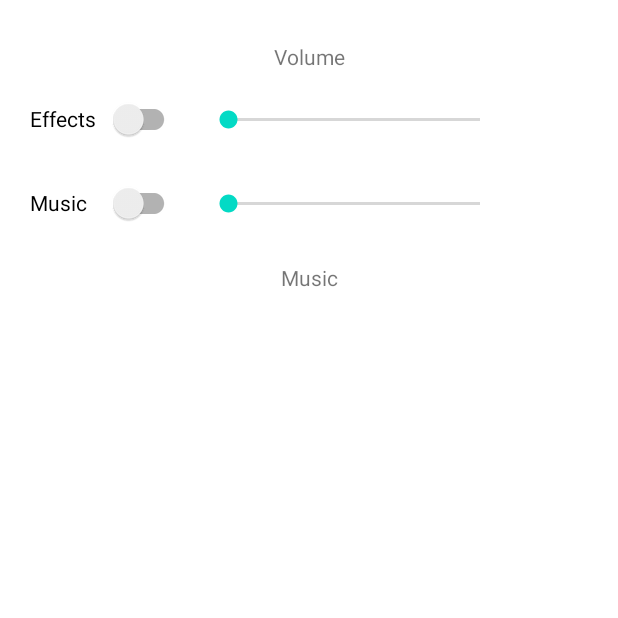
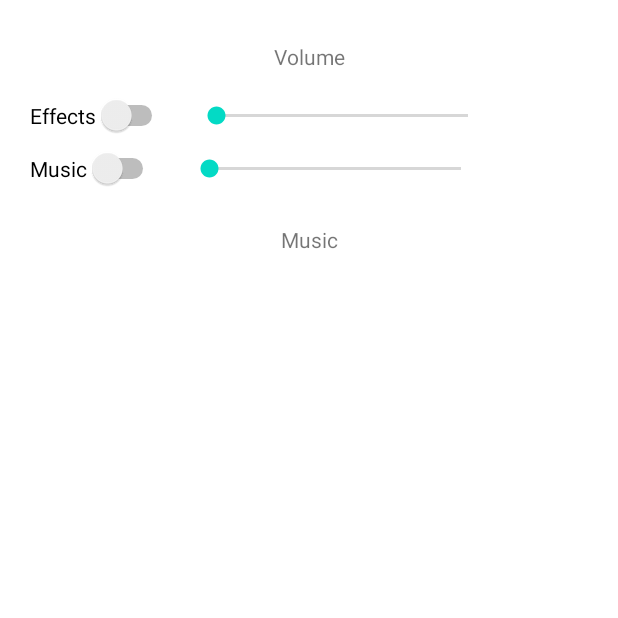
Before and after one commit to Appci11/Puzzle15, an Android app: the fragment SettingsTabSoundFragment shown on its own in the app's theme, on a phone screen of 412 x 824 dp, the top half of it. Run offline under Robolectric (Android 15) with nearby library versions, the phone set to English and light mode, and no system bars.

Commit message:
Compatability fixes, + Toast msgs

```diff
--- a/app/src/main/java/com/puzzle15/SettingsTabSoundFragment.java
+++ b/app/src/main/java/com/puzzle15/SettingsTabSoundFragment.java
@@ -4,12 +4,21 @@ import android.os.Bundle;
 import android.view.LayoutInflater;
 import android.view.View;
 import android.view.ViewGroup;
+import android.widget.CompoundButton;
+import android.widget.SeekBar;
+import android.widget.Switch;
+import android.widget.Toast;
 
 import androidx.annotation.NonNull;
 import androidx.annotation.Nullable;
+import androidx.appcompat.widget.SwitchCompat;
 import androidx.fragment.app.Fragment;
 
 public class SettingsTabSoundFragment extends Fragment {
+
+    Switch swchEffects, swchMusic;
+    SeekBar sbEffects, sbMusic;
+
     @Nullable
     @Override
     public View onCreateView(@NonNull LayoutInflater inflater, @Nullable ViewGroup container, @Nullable Bundle savedInstanceState) {
@@ -20,6 +29,74 @@ public class SettingsTabSoundFragment extends Fragment {
     @Override
     public void onViewCreated(@NonNull View view, @Nullable Bundle savedInstanceState) {
         super.onViewCreated(view, savedInstanceState);
+        initViews(view);
+
+        swchEffects.setOnCheckedChangeListener(new CompoundButton.OnCheckedChangeListener() {
+            @Override
+            public void onCheckedChanged(CompoundButton compoundButton, boolean b) {
+                if(b){
+                    Toast.makeText(getActivity(),"Effect Sound: ON",Toast.LENGTH_SHORT).show();
+                }
+                else {
+                    Toast.makeText(getActivity(),"Effect Sound: OFF",Toast.LENGTH_SHORT).show();
+                }
+
+            }
+
+        });
+        swchMusic.setOnCheckedChangeListener(new CompoundButton.OnCheckedChangeListener() {
+            @Override
+            public void onCheckedChanged(CompoundButton compoundButton, boolean b) {
+                if(b){
+                    Toast.makeText(getActivity(),"Music Sound: ON",Toast.LENGTH_SHORT).show();
+                }
+                else {
+                    Toast.makeText(getActivity(),"Music Sound: OFF",Toast.LENGTH_SHORT).show();
+                }
+
+            }
+
+        });
+        sbEffects.setOnSeekBarChangeListener(new SeekBar.OnSeekBarChangeListener() {
+            @Override
+            public void onProgressChanged(SeekBar seekBar, int i, boolean b) {
+                Toast.makeText(getActivity(),"Effects Bar at: " + sbEffects.getProgress() ,Toast.LENGTH_SHORT).show();
+            }
+
+            @Override
+            public void onStartTrackingTouch(SeekBar seekBar) {
+
+            }
+
+            @Override
+            public void onStopTrackingTouch(SeekBar seekBar) {
+
+            }
+        });
+        sbMusic.setOnSeekBarChangeListener(new SeekBar.OnSeekBarChangeListener() {
+            @Override
+            public void onProgressChanged(SeekBar seekBar, int i, boolean b) {
+                Toast.makeText(getActivity(),"Music Bar at: " + sbMusic.getProgress() ,Toast.LENGTH_SHORT).show();
+            }
+
+            @Override
+            public void onStartTrackingTouch(SeekBar seekBar) {
+
+            }
+
+            @Override
+            public void onStopTrackingTouch(SeekBar seekBar) {
+
+            }
+        });
 
     }
+
+    private void initViews(@NonNull View view){
+        swchEffects = view.findViewById(R.id.swchEffects);
+        swchMusic = view.findViewById(R.id.swchMusic);
+        sbEffects = view.findViewById(R.id.seekBarEffects);
+        sbMusic = view.findViewById(R.id.seekBarMusic);
+    }
+
 }
--- a/app/src/main/res/layout/fragment_settings_tab_sound.xml
+++ b/app/src/main/res/layout/fragment_settings_tab_sound.xml
@@ -17,30 +17,13 @@
         app:layout_constraintStart_toStartOf="parent"
         app:layout_constraintTop_toTopOf="parent" />
 
-    <androidx.appcompat.widget.SwitchCompat
-        android:id="@+id/swchEffects"
-        android:layout_width="100dp"
-        android:layout_height="wrap_content"
-        android:layout_marginTop="8dp"
-        android:text="Effects"
-        app:layout_constraintStart_toStartOf="parent"
-        app:layout_constraintTop_toBottomOf="@+id/txtVolume" />
-
-    <androidx.appcompat.widget.SwitchCompat
-        android:id="@+id/swchMusic"
-        android:layout_width="100dp"
-        android:layout_height="wrap_content"
-        android:layout_marginTop="8dp"
-        android:text="Music"
-        app:layout_constraintStart_toStartOf="parent"
-        app:layout_constraintTop_toBottomOf="@+id/swchEffects" />
-
     <SeekBar
         android:id="@+id/seekBarEffects"
         android:layout_width="200dp"
         android:layout_height="wrap_content"
-        android:layout_marginStart="16dp"
         app:layout_constraintBottom_toBottomOf="@+id/swchEffects"
+        app:layout_constraintEnd_toEndOf="parent"
+        app:layout_constraintHorizontal_bias="0.2"
         app:layout_constraintStart_toEndOf="@+id/swchEffects"
         app:layout_constraintTop_toTopOf="@+id/swchEffects" />
 
@@ -48,8 +31,9 @@
         android:id="@+id/seekBarMusic"
         android:layout_width="200dp"
         android:layout_height="wrap_content"
-        android:layout_marginStart="16dp"
         app:layout_constraintBottom_toBottomOf="@+id/swchMusic"
+        app:layout_constraintEnd_toEndOf="parent"
+        app:layout_constraintHorizontal_bias="0.2"
         app:layout_constraintStart_toEndOf="@+id/swchMusic"
         app:layout_constraintTop_toTopOf="@+id/swchMusic" />
 
@@ -57,10 +41,28 @@
         android:id="@+id/txtMusic"
         android:layout_width="wrap_content"
         android:layout_height="wrap_content"
-        android:layout_marginTop="16dp"
+        android:layout_marginTop="24dp"
         android:text="Music"
         app:layout_constraintEnd_toEndOf="parent"
         app:layout_constraintStart_toStartOf="parent"
         app:layout_constraintTop_toBottomOf="@+id/swchMusic" />
 
+    <Switch
+        android:id="@+id/swchEffects"
+        android:layout_width="wrap_content"
+        android:layout_height="wrap_content"
+        android:layout_marginTop="16dp"
+        android:text="Effects"
+        app:layout_constraintStart_toStartOf="parent"
+        app:layout_constraintTop_toBottomOf="@+id/txtVolume" />
+
+    <Switch
+        android:id="@+id/swchMusic"
+        android:layout_width="wrap_content"
+        android:layout_height="wrap_content"
+        android:layout_marginTop="8dp"
+        android:text="Music"
+        app:layout_constraintStart_toStartOf="parent"
+        app:layout_constraintTop_toBottomOf="@+id/swchEffects" />
+
 </androidx.constraintlayout.widget.ConstraintLayout>
```
